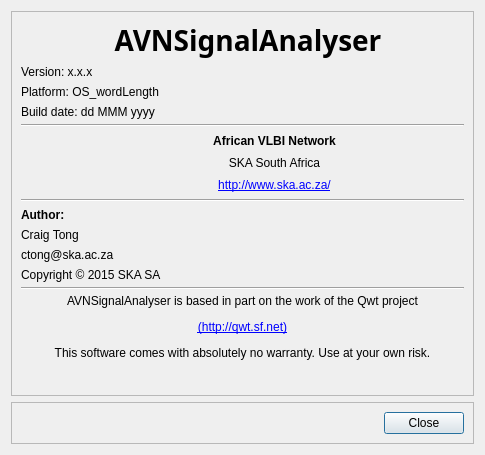
Above: AboutDialog.ui from ska-sa/AVNSignalAnalyser before the change. Below: the same form after it.
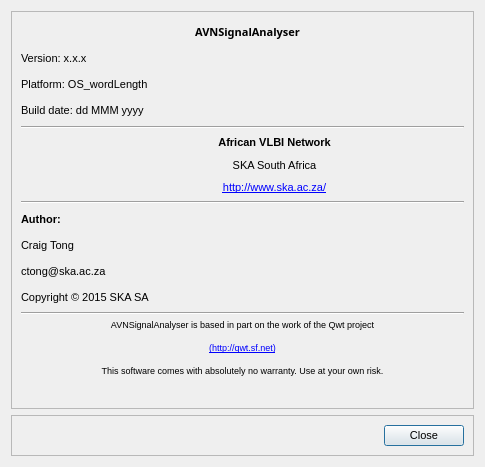
That is the form after the change. Icons and pictures are not drawn.

Commit message: Various GUI layout improves for better space utilisation. Especially for Windows.

The edit to the form file:
```diff
--- a/AboutDialog.ui
+++ b/AboutDialog.ui
@@ -7,7 +7,7 @@
     <x>0</x>
     <y>0</y>
     <width>485</width>
-    <height>455</height>
+    <height>467</height>
    </rect>
   </property>
   <property name="sizePolicy">
@@ -19,13 +19,13 @@
   <property name="minimumSize">
    <size>
     <width>485</width>
-    <height>432</height>
+    <height>465</height>
    </size>
   </property>
   <property name="maximumSize">
    <size>
     <width>485</width>
-    <height>474</height>
+    <height>493</height>
    </size>
   </property>
   <property name="windowTitle">
@@ -44,6 +44,11 @@
        <verstretch>1</verstretch>
       </sizepolicy>
      </property>
+     <property name="font">
+      <font>
+       <pointsize>8</pointsize>
+      </font>
+     </property>
      <property name="frameShape">
       <enum>QFrame::StyledPanel</enum>
      </property>
@@ -70,6 +75,11 @@
             <height>73</height>
            </size>
           </property>
+          <property name="font">
+           <font>
+            <pointsize>8</pointsize>
+           </font>
+          </property>
           <property name="text">
            <string/>
           </property>
@@ -92,7 +102,7 @@
           <property name="font">
            <font>
             <family>LMMathItalic9</family>
-            <pointsize>21</pointsize>
+            <pointsize>8</pointsize>
             <weight>75</weight>
             <bold>true</bold>
            </font>
@@ -109,6 +119,11 @@
       </item>
       <item>
        <widget class="QLabel" name="label_version">
+        <property name="font">
+         <font>
+          <pointsize>8</pointsize>
+         </font>
+        </property>
         <property name="text">
          <string>Version: x.x.x</string>
         </property>
@@ -116,6 +131,11 @@
       </item>
       <item>
        <widget class="QLabel" name="label_platform">
+        <property name="font">
+         <font>
+          <pointsize>8</pointsize>
+         </font>
+        </property>
         <property name="text">
          <string>Platform: OS_wordLength</string>
         </property>
@@ -123,6 +143,11 @@
       </item>
       <item>
        <widget class="QLabel" name="label_buildDate">
+        <property name="font">
+         <font>
+          <pointsize>8</pointsize>
+         </font>
+        </property>
         <property name="text">
          <string>Build date: dd MMM yyyy</string>
         </property>
@@ -130,6 +155,11 @@
       </item>
       <item>
        <widget class="Line" name="line">
+        <property name="font">
+         <font>
+          <pointsize>8</pointsize>
+         </font>
+        </property>
         <property name="orientation">
          <enum>Qt::Horizontal</enum>
         </property>
@@ -159,7 +189,7 @@
           </property>
           <property name="font">
            <font>
-            <pointsize>9</pointsize>
+            <pointsize>8</pointsize>
            </font>
           </property>
           <property name="text">
@@ -182,6 +212,7 @@
            <widget class="QLabel" name="label_7">
             <property name="font">
              <font>
+              <pointsize>8</pointsize>
               <weight>75</weight>
               <bold>true</bold>
              </font>
@@ -196,6 +227,11 @@
           </item>
           <item>
            <widget class="QLabel" name="label_4">
+            <property name="font">
+             <font>
+              <pointsize>8</pointsize>
+             </font>
+            </property>
             <property name="text">
              <string>SKA South Africa</string>
             </property>
@@ -206,6 +242,11 @@
           </item>
           <item>
            <widget class="QLabel" name="label_crLink">
+            <property name="font">
+             <font>
+              <pointsize>8</pointsize>
+             </font>
+            </property>
             <property name="text">
              <string>&lt;html&gt;&lt;head/&gt;&lt;body&gt;&lt;p&gt;&lt;a href=&quot;http://www.cr.uct.ac.za/&quot;&gt;&lt;span style=&quot; text-decoration: underline; color:#0000ff;&quot;&gt;http://www.ska.ac.za/&lt;/span&gt;&lt;/a&gt;&lt;/p&gt;&lt;/body&gt;&lt;/html&gt;</string>
             </property>
@@ -229,6 +270,11 @@
       </item>
       <item>
        <widget class="Line" name="line_2">
+        <property name="font">
+         <font>
+          <pointsize>8</pointsize>
+         </font>
+        </property>
         <property name="orientation">
          <enum>Qt::Horizontal</enum>
         </property>
@@ -238,6 +284,7 @@
        <widget class="QLabel" name="label_11">
         <property name="font">
          <font>
+          <pointsize>8</pointsize>
           <weight>75</weight>
           <bold>true</bold>
          </font>
@@ -249,6 +296,11 @@
       </item>
       <item>
        <widget class="QLabel" name="label_3">
+        <property name="font">
+         <font>
+          <pointsize>8</pointsize>
+         </font>
+        </property>
         <property name="text">
          <string>Craig Tong</string>
         </property>
@@ -259,6 +311,11 @@
       </item>
       <item>
        <widget class="QLabel" name="label_9">
+        <property name="font">
+         <font>
+          <pointsize>8</pointsize>
+         </font>
+        </property>
         <property name="text">
          <string>ctong@ska.ac.za</string>
         </property>
@@ -269,6 +326,11 @@
       </item>
       <item>
        <widget class="QLabel" name="label_year">
+        <property name="font">
+         <font>
+          <pointsize>8</pointsize>
+         </font>
+        </property>
         <property name="text">
          <string>Copyright © 2015 SKA SA</string>
         </property>
@@ -279,6 +341,11 @@
       </item>
       <item>
        <widget class="Line" name="line_3">
+        <property name="font">
+         <font>
+          <pointsize>8</pointsize>
+         </font>
+        </property>
         <property name="orientation">
          <enum>Qt::Horizontal</enum>
         </property>
@@ -292,15 +359,20 @@
           <verstretch>0</verstretch>
          </sizepolicy>
         </property>
+        <property name="font">
+         <font>
+          <pointsize>8</pointsize>
+         </font>
+        </property>
         <property name="text">
          <string>&lt;!DOCTYPE HTML PUBLIC &quot;-//W3C//DTD HTML 4.0//EN&quot; &quot;http://www.w3.org/TR/REC-html40/strict.dtd&quot;&gt;
 &lt;html&gt;&lt;head&gt;&lt;meta name=&quot;qrichtext&quot; content=&quot;1&quot; /&gt;&lt;style type=&quot;text/css&quot;&gt;
 p, li { white-space: pre-wrap; }
-&lt;/style&gt;&lt;/head&gt;&lt;body style=&quot; font-family:'MS Shell Dlg 2'; font-size:8pt; font-weight:400; font-style:normal;&quot;&gt;
-&lt;p align=&quot;center&quot; style=&quot; margin-top:12px; margin-bottom:12px; margin-left:0px; margin-right:0px; -qt-block-indent:0; text-indent:0px;&quot;&gt;&lt;span style=&quot; font-family:'Sans Serif'; font-size:9pt;&quot;&gt;AVNSignalAnalyser is based in part on the work of the Qwt project&lt;/span&gt;&lt;/p&gt;
-&lt;p align=&quot;center&quot; style=&quot; margin-top:12px; margin-bottom:12px; margin-left:0px; margin-right:0px; -qt-block-indent:0; text-indent:0px;&quot;&gt;&lt;a href=&quot;http://qwt.sf.net&quot;&gt;&lt;span style=&quot; font-family:'Sans Serif'; font-size:9pt; text-decoration: underline; color:#0000ff;&quot;&gt;(http://qwt.sf.net)&lt;/span&gt;&lt;/a&gt;&lt;/p&gt;
-&lt;p align=&quot;center&quot; style=&quot; margin-top:12px; margin-bottom:12px; margin-left:0px; margin-right:0px; -qt-block-indent:0; text-indent:0px;&quot;&gt;&lt;span style=&quot; font-family:'Sans Serif'; font-size:9pt;&quot;&gt;This software comes with absolutely no warranty. Use at your own risk.&lt;/span&gt;&lt;/p&gt;
-&lt;p align=&quot;center&quot; style=&quot;-qt-paragraph-type:empty; margin-top:12px; margin-bottom:12px; margin-left:0px; margin-right:0px; -qt-block-indent:0; text-indent:0px; font-family:'Sans Serif'; font-size:9pt; text-decoration: underline; color:#0000ff;&quot;&gt;&lt;br /&gt;&lt;/p&gt;&lt;/body&gt;&lt;/html&gt;</string>
+&lt;/style&gt;&lt;/head&gt;&lt;body style=&quot; font-family:'MS Shell Dlg 2'; font-size:6pt; font-weight:400; font-style:normal;&quot;&gt;
+&lt;p align=&quot;center&quot; style=&quot; margin-top:12px; margin-bottom:12px; margin-left:0px; margin-right:0px; -qt-block-indent:0; text-indent:0px;&quot;&gt;&lt;span style=&quot; font-family:'Sans Serif'; font-size:7pt;&quot;&gt;AVNSignalAnalyser is based in part on the work of the Qwt project&lt;/span&gt;&lt;/p&gt;
+&lt;p align=&quot;center&quot; style=&quot; margin-top:12px; margin-bottom:12px; margin-left:0px; margin-right:0px; -qt-block-indent:0; text-indent:0px;&quot;&gt;&lt;a href=&quot;http://qwt.sf.net&quot;&gt;&lt;span style=&quot; font-family:'Sans Serif'; font-size:7pt; text-decoration: underline; color:#0000ff;&quot;&gt;(http://qwt.sf.net)&lt;/span&gt;&lt;/a&gt;&lt;/p&gt;
+&lt;p align=&quot;center&quot; style=&quot; margin-top:12px; margin-bottom:12px; margin-left:0px; margin-right:0px; -qt-block-indent:0; text-indent:0px;&quot;&gt;&lt;span style=&quot; font-family:'Sans Serif'; font-size:7pt;&quot;&gt;This software comes with absolutely no warranty. Use at your own risk.&lt;/span&gt;&lt;/p&gt;
+&lt;p align=&quot;center&quot; style=&quot;-qt-paragraph-type:empty; margin-top:12px; margin-bottom:12px; margin-left:0px; margin-right:0px; -qt-block-indent:0; text-indent:0px; font-family:'Sans Serif'; font-size:7pt; text-decoration: underline; color:#0000ff;&quot;&gt;&lt;br /&gt;&lt;/p&gt;&lt;/body&gt;&lt;/html&gt;</string>
         </property>
        </widget>
       </item>
@@ -309,6 +381,11 @@
    </item>
    <item>
     <widget class="QFrame" name="frame_bottom">
+     <property name="font">
+      <font>
+       <pointsize>8</pointsize>
+      </font>
+     </property>
      <property name="frameShape">
       <enum>QFrame::StyledPanel</enum>
      </property>
@@ -318,6 +395,11 @@
      <layout class="QHBoxLayout" name="horizontalLayout">
       <item>
        <spacer name="horizontalSpacer">
+        <property name="font">
+         <font>
+          <pointsize>8</pointsize>
+         </font>
+        </property>
         <property name="orientation">
          <enum>Qt::Horizontal</enum>
         </property>
@@ -331,6 +413,11 @@
       </item>
       <item>
        <widget class="QPushButton" name="closeButton">
+        <property name="font">
+         <font>
+          <pointsize>8</pointsize>
+         </font>
+        </property>
         <property name="text">
          <string>Close</string>
         </property>
```
The commit also changes 4 other files.
